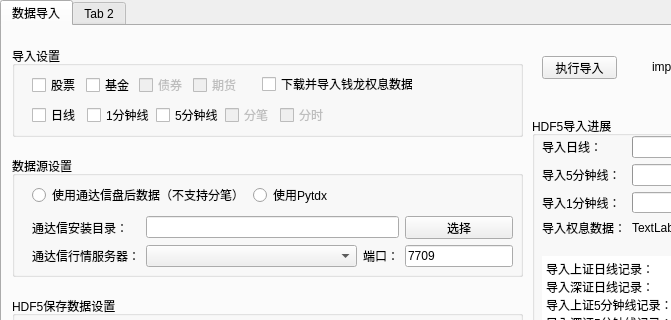
Above: hikyuu_python/tools/maintain/MainWindow.ui from fasiondog/hikyuu before the change; both pictures show x 0 to 671 and y 0 to 320 of the 1067 by 598 pixel window. Below: the same form after it.
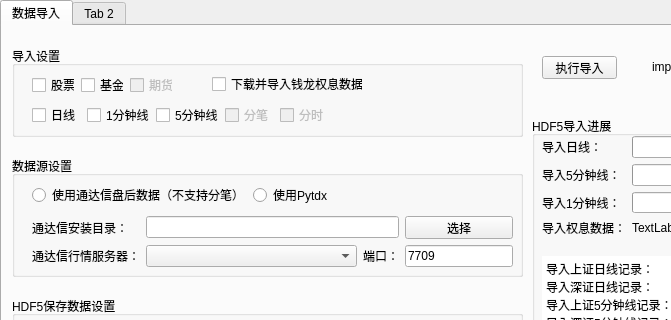
That is the form after the change.

```diff
--- a/hikyuu_python/tools/maintain/MainWindow.ui
+++ b/hikyuu_python/tools/maintain/MainWindow.ui
@@ -490,7 +490,7 @@
         <rect>
          <x>20</x>
          <y>30</y>
-         <width>208</width>
+         <width>141</width>
          <height>18</height>
         </rect>
        </property>
@@ -509,16 +509,6 @@
           </property>
          </widget>
         </item>
-        <item>
-         <widget class="QCheckBox" name="import_bond_checkBox">
-          <property name="enabled">
-           <bool>false</bool>
-          </property>
-          <property name="text">
-           <string>债券</string>
-          </property>
-         </widget>
-        </item>
         <item>
          <widget class="QCheckBox" name="import_future_checkBox">
           <property name="enabled">
@@ -587,7 +577,7 @@
       <widget class="QCheckBox" name="import_weight_checkBox">
        <property name="geometry">
         <rect>
-         <x>250</x>
+         <x>200</x>
          <y>30</y>
          <width>151</width>
          <height>16</height>
```
